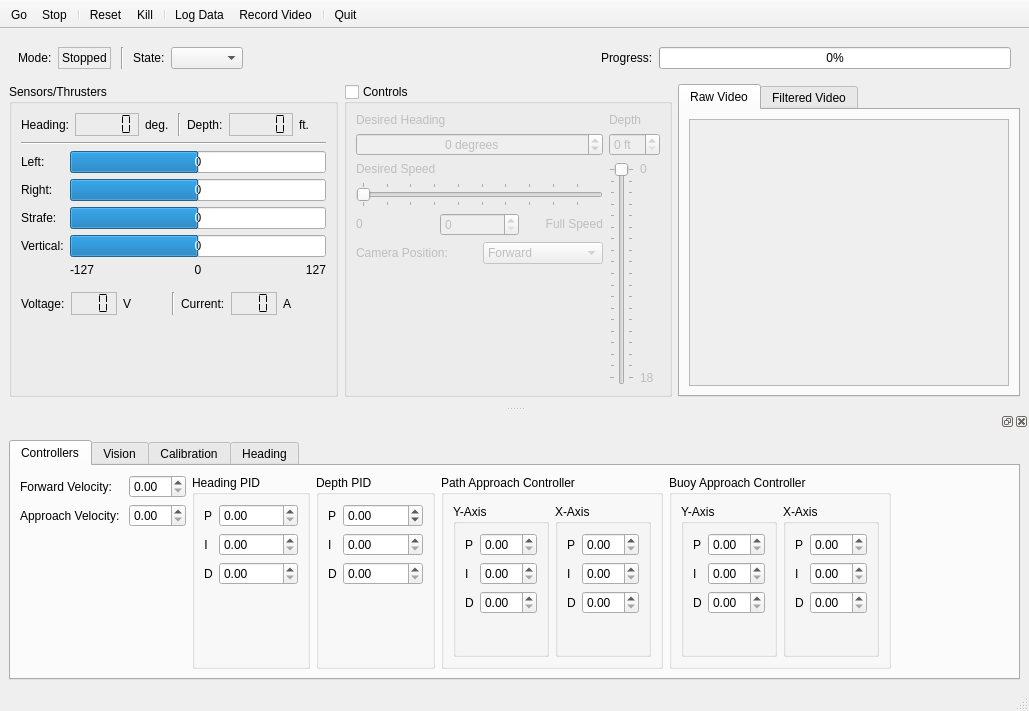
Above: dashboard/dashboard.ui from mtboswell/mtboswell-auvc2 before the change. Below: the same form after it.
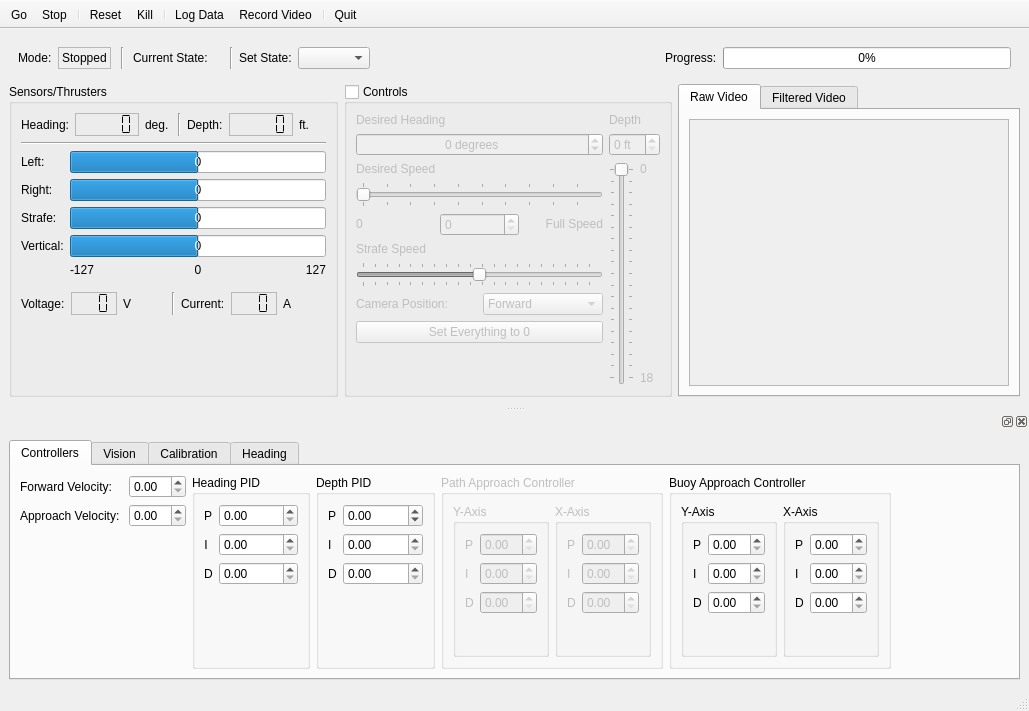
That is the form after the change. The open tabs and pages were chosen to show the change.

Commit message: Started implementing new Video, RC, State chooser, and Strafe.  Everything is now broken.

Diff of the .ui file:
```diff
--- a/dashboard/dashboard.ui
+++ b/dashboard/dashboard.ui
@@ -73,7 +73,28 @@
        <item>
         <widget class="QLabel" name="stateLabelLabel">
          <property name="text">
-          <string>State:</string>
+          <string>Current State:</string>
+         </property>
+        </widget>
+       </item>
+       <item>
+        <widget class="QLabel" name="stateLabel">
+         <property name="text">
+          <string>   </string>
+         </property>
+        </widget>
+       </item>
+       <item>
+        <widget class="Line" name="line_5">
+         <property name="orientation">
+          <enum>Qt::Vertical</enum>
+         </property>
+        </widget>
+       </item>
+       <item>
+        <widget class="QLabel" name="label_27">
+         <property name="text">
+          <string>Set State:</string>
          </property>
         </widget>
        </item>
@@ -664,6 +685,32 @@
              </item>
             </layout>
            </item>
+           <item>
+            <widget class="QLabel" name="label_28">
+             <property name="text">
+              <string>Strafe Speed</string>
+             </property>
+            </widget>
+           </item>
+           <item>
+            <widget class="QSlider" name="desiredStrafeSlider">
+             <property name="minimum">
+              <number>-127</number>
+             </property>
+             <property name="maximum">
+              <number>127</number>
+             </property>
+             <property name="orientation">
+              <enum>Qt::Horizontal</enum>
+             </property>
+             <property name="tickPosition">
+              <enum>QSlider::TicksBothSides</enum>
+             </property>
+             <property name="tickInterval">
+              <number>13</number>
+             </property>
+            </widget>
+           </item>
            <item>
             <layout class="QHBoxLayout" name="horizontalLayout_7">
              <item>
@@ -697,6 +744,13 @@
              </item>
             </layout>
            </item>
+           <item>
+            <widget class="QPushButton" name="setAllZeroButton">
+             <property name="text">
+              <string>Set Everything to 0</string>
+             </property>
+            </widget>
+           </item>
            <item>
             <spacer name="verticalSpacer">
              <property name="orientation">
@@ -1058,6 +1112,9 @@
          </item>
          <item>
           <widget class="QGroupBox" name="groupBox_9">
+           <property name="enabled">
+            <bool>false</bool>
+           </property>
            <property name="title">
             <string>Path Approach Controller</string>
            </property>
```
Left out of the diff: 37 changed lines with no effect on the pictures. The commit also changes 26 other files.
